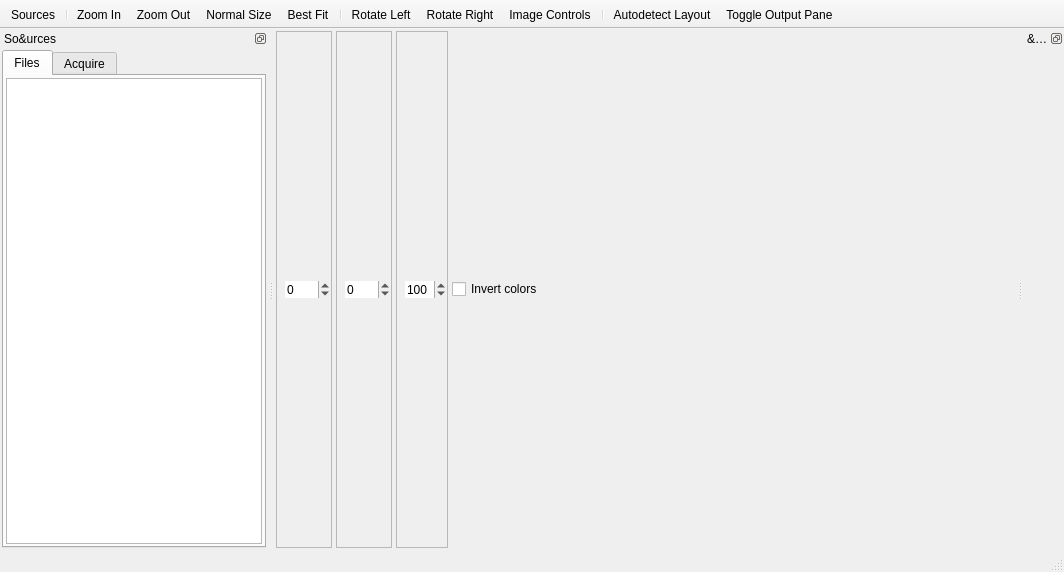
The window that qt/data/MainWindow.ui (manisandro/gImageReader) describes before a commit, drawn with Qt 5.
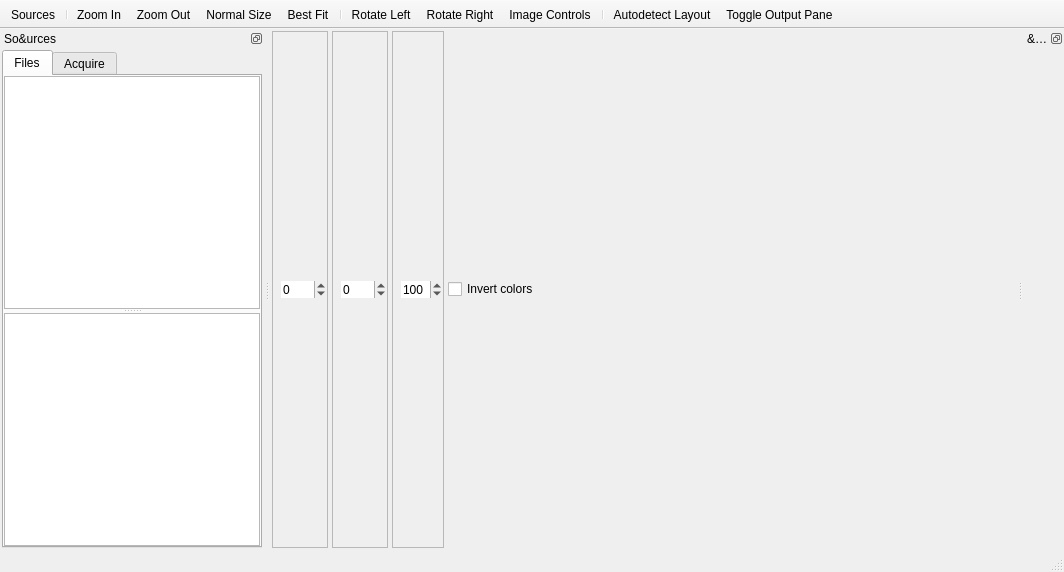
The same window after the commit. Icons and pictures are not drawn.

Commit message: [Qt] Add thumbnail view for pages of current sources

The edit to the form file:
```diff
--- a/qt/data/MainWindow.ui
+++ b/qt/data/MainWindow.ui
@@ -310,22 +310,23 @@
          <string>Files</string>
         </attribute>
         <layout class="QVBoxLayout" name="verticalLayout_2">
-         <property name="spacing">
-          <number>2</number>
-         </property>
          <property name="leftMargin">
-          <number>2</number>
+          <number>0</number>
          </property>
          <property name="topMargin">
-          <number>2</number>
+          <number>0</number>
          </property>
          <property name="rightMargin">
-          <number>2</number>
+          <number>0</number>
          </property>
          <property name="bottomMargin">
-          <number>2</number>
+          <number>0</number>
          </property>
          <item>
+          <widget class="QSplitter" name="splitter">
+           <property name="orientation">
+            <enum>Qt::Vertical</enum>
+           </property>
           <widget class="QListWidget" name="listWidgetSources">
            <property name="editTriggers">
             <set>QAbstractItemView::NoEditTriggers</set>
@@ -340,6 +341,27 @@
             <enum>QAbstractItemView::ExtendedSelection</enum>
            </property>
           </widget>
+           <widget class="QListWidget" name="listWidgetThumbnails">
+            <property name="iconSize">
+             <size>
+              <width>64</width>
+              <height>64</height>
+             </size>
+            </property>
+            <property name="verticalScrollMode">
+             <enum>QAbstractItemView::ScrollPerPixel</enum>
+            </property>
+            <property name="resizeMode">
+             <enum>QListView::Adjust</enum>
+            </property>
+            <property name="viewMode">
+             <enum>QListView::IconMode</enum>
+            </property>
+            <property name="uniformItemSizes">
+             <bool>true</bool>
+            </property>
+           </widget>
+          </widget>
          </item>
         </layout>
        </widget>
```
Left out of the diff: 1 changed line with no effect on the pictures. Lines whose indentation alone changed are shown as unchanged. The commit also changes 10 other files.
